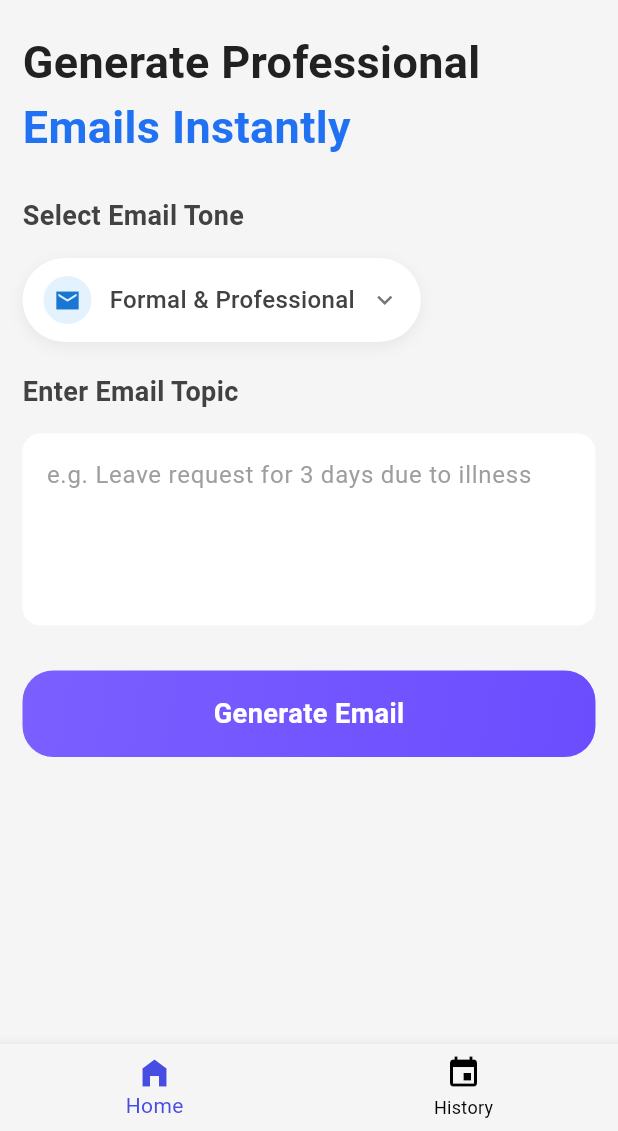
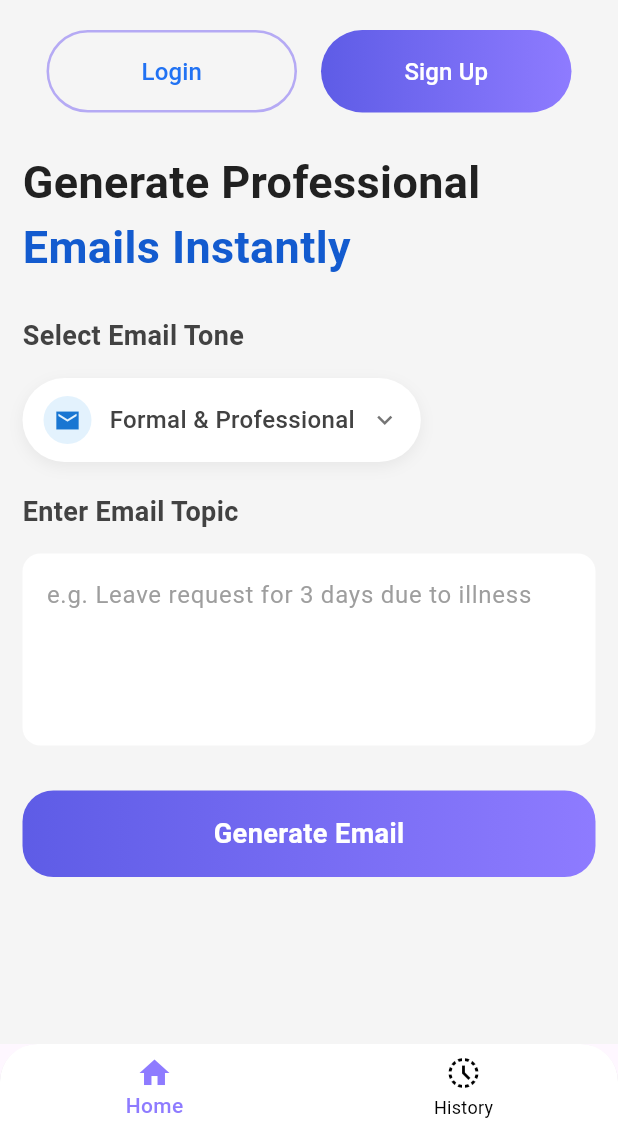
Before and after one commit to thizkavinda25/MailMuse-AI-Flutter-Gemini-, a Flutter app: the screen it shows after launch, on a phone screen of 412 x 824 dp, the part 105-1236 px from its top. Run offline on Flutter 3.47's test engine with Material 3 defaults, Android fonts, the phone set to English and light mode, and no system bars; our stand-ins replace flutter_dotenv, google_fonts, logger, lottie, share_plus.

Commit message:
auth screens setup

```diff
--- a/lib/constants/app_colors.dart
+++ b/lib/core/constants/app_colors.dart
@@ -11,7 +11,11 @@ class AppColors {
   static const Color subTextColor = Color.fromARGB(255, 100, 143, 235);
   static const Color circleAvatarBackground = Color.fromRGBO(227, 242, 253, 1);
   static const Color bottomNavSelectColor = Color.fromARGB(255, 72, 77, 225);
-
   static const Color black = Colors.black;
 
+  static const LinearGradient buttonGradient = LinearGradient(
+    begin: Alignment.centerLeft,
+    end: Alignment.centerRight,
+    colors: [Color(0xFF5E5CE6), Color(0xFF8E7BFF)],
+  );
 }
--- a/lib/widgets/custom_app_bar.dart
+++ b/lib/core/widgets/custom_app_bar.dart
@@ -1,7 +1,7 @@
 import 'package:flutter/material.dart';
 import 'package:google_fonts/google_fonts.dart';
 import 'package:lottie/lottie.dart';
-import 'package:mail_muse/constants/app_colors.dart';
+import 'package:mail_muse/core/constants/app_colors.dart';
 
 class CustomAppBar extends StatelessWidget {
   const CustomAppBar({super.key});
--- a/lib/widgets/custom_button.dart
+++ b/lib/core/widgets/custom_button.dart
@@ -1,6 +1,6 @@
 import 'package:flutter/material.dart';
 import 'package:google_fonts/google_fonts.dart';
-import 'package:mail_muse/constants/app_colors.dart';
+import 'package:mail_muse/core/constants/app_colors.dart';
 
 class CustomButton extends StatelessWidget {
   final String text;
@@ -18,11 +18,7 @@ class CustomButton extends StatelessWidget {
         width: double.infinity,
         height: screenHeight * 0.07,
         decoration: BoxDecoration(
-          gradient: LinearGradient(
-            colors: [Color(0xFF7C5FFF), Color(0xFF6B4DFF)],
-            begin: Alignment.topLeft,
-            end: Alignment.bottomRight,
-          ),
+          gradient: AppColors.buttonGradient,
           borderRadius: BorderRadius.circular(screenWidth * 0.05),
         ),
         child: Center(
--- a/lib/widgets/home_header_text.dart
+++ b/lib/core/widgets/home_header_text.dart
@@ -25,7 +25,7 @@ class HomeHeaderText extends StatelessWidget {
           style: GoogleFonts.roboto(
             fontSize: fontSize,
             fontWeight: FontWeight.w600,
-            color: const Color.fromARGB(255, 33, 114, 243),
+            color: const Color.fromARGB(255, 19, 91, 207),
           ),
         ),
       ],
--- a/lib/widgets/popup_menu.dart
+++ b/lib/core/widgets/popup_menu.dart
@@ -1,8 +1,8 @@
 import 'package:flutter/material.dart';
 import 'package:google_fonts/google_fonts.dart';
-import 'package:mail_muse/constants/app_colors.dart';
+import 'package:mail_muse/core/constants/app_colors.dart';
 import 'package:provider/provider.dart';
-import '../providers/email_provider.dart';
+import '../../providers/email_provider.dart';
 
 class PopupMenu extends StatelessWidget {
   const PopupMenu({super.key});
--- a/lib/widgets/bottom_row_buttons.dart
+++ b/lib/core/widgets/top_row_buttons.dart
@@ -1,15 +1,16 @@
 import 'package:flutter/material.dart';
+import 'package:mail_muse/core/constants/app_colors.dart';
 
-class BottomRowButtons extends StatefulWidget {
-  final VoidCallback? onClear;
-  final VoidCallback? onShare;
-  const BottomRowButtons({super.key, this.onClear, this.onShare});
+class TopRowButtons extends StatefulWidget {
+  final VoidCallback? onLogin;
+  final VoidCallback? onSignin;
+  const TopRowButtons({super.key, this.onLogin, this.onSignin});
 
   @override
-  State<BottomRowButtons> createState() => _BottomRowButtonsState();
+  State<TopRowButtons> createState() => _TopRowButtonsState();
 }
 
-class _BottomRowButtonsState extends State<BottomRowButtons> {
+class _TopRowButtonsState extends State<TopRowButtons> {
   @override
   Widget build(BuildContext context) {
     final screenWidth = MediaQuery.of(context).size.width;
@@ -24,20 +25,20 @@ class _BottomRowButtonsState extends State<BottomRowButtons> {
         children: [
           Expanded(
             child: OutlinedButton.icon(
-              onPressed: widget.onClear,
-              icon: const Icon(Icons.delete_outline, color: Color(0xFF4A5568)),
+              onPressed: widget.onLogin,
+
               label: Text(
-                'Clear',
+                'Login',
                 style: TextStyle(
-                  color: const Color(0xFF4A5568),
+                  color: const Color.fromARGB(255, 33, 114, 243),
                   fontSize: fontSize,
                 ),
               ),
               style: OutlinedButton.styleFrom(
                 padding: EdgeInsets.symmetric(vertical: verticalPadding),
                 side: const BorderSide(
-                  color: Color.fromARGB(255, 207, 207, 212),
-                  width: 1.5,
+                  color: Color.fromARGB(90, 65, 33, 243),
+                  width: 1.7,
                 ),
                 shape: RoundedRectangleBorder(
                   borderRadius: BorderRadius.circular(30),
@@ -49,21 +50,14 @@ class _BottomRowButtonsState extends State<BottomRowButtons> {
           Expanded(
             child: Container(
               decoration: BoxDecoration(
-                gradient: const LinearGradient(
-                  colors: [
-                    Color.fromARGB(255, 95, 73, 218),
-                    Color.fromARGB(255, 76, 130, 229),
-                  ],
-                  begin: Alignment.topLeft,
-                  end: Alignment.bottomRight,
-                ),
+                gradient: AppColors.buttonGradient,
                 borderRadius: BorderRadius.circular(30),
               ),
               child: ElevatedButton.icon(
-                onPressed: widget.onShare,
-                icon: const Icon(Icons.share, color: Colors.white),
+                onPressed: widget.onSignin,
+
                 label: Text(
-                  'Share',
+                  'Sign Up',
                   style: TextStyle(color: Colors.white, fontSize: fontSize),
                 ),
                 style: ElevatedButton.styleFrom(
--- a/lib/main.dart
+++ b/lib/main.dart
@@ -1,6 +1,6 @@
 import 'package:flutter/material.dart';
 import 'package:flutter_dotenv/flutter_dotenv.dart';
-import 'package:mail_muse/screens/splash_screen.dart';
+import 'package:mail_muse/screens/splash/splash_screen.dart';
 import 'package:provider/provider.dart';
 import 'package:mail_muse/providers/email_provider.dart';
 
--- /dev/null
+++ b/lib/main_body.dart
@@ -0,0 +1,57 @@
+import 'package:flutter/material.dart';
+import 'package:mail_muse/core/constants/app_colors.dart';
+import 'package:mail_muse/screens/history/history_screen.dart';
+import 'package:mail_muse/screens/home/home_screen.dart';
+
+class MainBody extends StatefulWidget {
+  const MainBody({super.key});
+
+  @override
+  State<MainBody> createState() => _MainBodyState();
+}
+
+class _MainBodyState extends State<MainBody> {
+  int currentIndex = 0;
+  final List<Widget> pages = [HomeScreen(), HistoryScreen()];
+  @override
+  Widget build(BuildContext context) {
+    return Scaffold(
+      bottomNavigationBar: ClipRRect(
+        borderRadius: BorderRadiusGeometry.only(
+          topLeft: Radius.circular(25),
+          topRight: Radius.circular(25),
+        ),
+        child: BottomNavigationBar(
+          selectedItemColor: AppColors.buttonGradient.colors.last,
+          unselectedItemColor: AppColors.black,
+          backgroundColor: AppColors.primary,
+          currentIndex: currentIndex,
+
+          selectedLabelStyle: TextStyle(
+            fontSize: 14,
+            fontWeight: FontWeight.w500,
+          ),
+          onTap: (value) {
+            setState(() {
+              currentIndex = value;
+            });
+          },
+          items: [
+            BottomNavigationBarItem(
+              icon: Icon(Icons.home_filled),
+              label: 'Home',
+
+              activeIcon: Icon(Icons.home),
+            ),
+            BottomNavigationBarItem(
+              icon: Icon(Icons.history_toggle_off),
+              label: 'History',
+              activeIcon: Icon(Icons.history),
+            ),
+          ],
+        ),
+      ),
+      body: pages[currentIndex],
+    );
+  }
+}
--- a/lib/providers/email_provider.dart
+++ b/lib/providers/email_provider.dart
@@ -1,6 +1,6 @@
 import 'package:flutter/material.dart';
 import 'package:mail_muse/services/groq_service.dart';
-import 'package:mail_muse/utils/custom_dialogs.dart';
+import 'package:mail_muse/core/utils/custom_dialogs.dart';
 import 'package:share_plus/share_plus.dart';
 
 class EmailProvider extends ChangeNotifier {
--- a/lib/screens/history_screen.dart
+++ b/lib/screens/history/history_screen.dart
@@ -1,5 +1,5 @@
 import 'package:flutter/material.dart';
-import 'package:mail_muse/constants/app_colors.dart';
+import 'package:mail_muse/core/constants/app_colors.dart';
 
 class HistoryScreen extends StatefulWidget {
   const HistoryScreen({super.key});
@@ -12,7 +12,7 @@ class _HistoryScreenState extends State<HistoryScreen> {
   @override
   Widget build(BuildContext context) {
     return Scaffold(
-      backgroundColor: AppColors.primary,
+      backgroundColor: AppColors.background,
       body: Center(child: Text('This page is under development')),
     );
   }
--- a/lib/screens/home_screen.dart
+++ b/lib/screens/home/home_screen.dart
@@ -2,14 +2,18 @@ import 'package:flutter/material.dart';
 import 'package:flutter/services.dart';
 import 'package:google_fonts/google_fonts.dart';
 import 'package:lottie/lottie.dart';
-import 'package:mail_muse/constants/app_colors.dart';
-import 'package:mail_muse/widgets/bottom_row_buttons.dart';
+import 'package:mail_muse/core/constants/app_colors.dart';
+import 'package:mail_muse/core/utils/custom_routes.dart';
+import 'package:mail_muse/core/widgets/bottom_row_buttons.dart';
+import 'package:mail_muse/core/widgets/top_row_buttons.dart';
+import 'package:mail_muse/screens/auth/login_screen.dart';
+import 'package:mail_muse/screens/auth/signup_screen.dart';
 import 'package:provider/provider.dart';
-import 'package:mail_muse/widgets/custom_app_bar.dart';
-import 'package:mail_muse/widgets/custom_button.dart';
-import 'package:mail_muse/widgets/home_header_text.dart';
-import 'package:mail_muse/widgets/popup_menu.dart';
-import '../providers/email_provider.dart';
+import 'package:mail_muse/core/widgets/custom_app_bar.dart';
+import 'package:mail_muse/core/widgets/custom_button.dart';
+import 'package:mail_muse/core/widgets/home_header_text.dart';
+import 'package:mail_muse/core/widgets/popup_menu.dart';
+import '../../providers/email_provider.dart';
 
 class HomeScreen extends StatefulWidget {
   const HomeScreen({super.key});
@@ -44,6 +48,11 @@ class _HomeScreenState extends State<HomeScreen> {
               child: Column(
                 crossAxisAlignment: CrossAxisAlignment.start,
                 children: [
+                  TopRowButtons(
+                    onLogin: () => CustomRoutes.push(context, LoginScreen()),
+                    onSignin: () => CustomRoutes.push(context, SignupScreen()),
+                  ),
+                  SizedBox(height: 25),
                   const HomeHeaderText(),
                   SizedBox(height: 25),
                   _subText('Select Email Tone'),
--- a/lib/screens/main_body.dart
+++ /dev/null
@@ -1,45 +0,0 @@
-import 'package:flutter/material.dart';
-import 'package:mail_muse/constants/app_colors.dart';
-import 'package:mail_muse/screens/history_screen.dart';
-import 'package:mail_muse/screens/home_screen.dart';
-
-class MainBody extends StatefulWidget {
-  const MainBody({super.key});
-
-  @override
-  State<MainBody> createState() => _MainBodyState();
-}
-
-class _MainBodyState extends State<MainBody> {
-  int currentIndex = 0;
-  final List<Widget> pages = [HomeScreen(), HistoryScreen()];
-  @override
-  Widget build(BuildContext context) {
-    return Scaffold(
-      bottomNavigationBar: BottomNavigationBar(
-        selectedItemColor: AppColors.bottomNavSelectColor,
-        unselectedItemColor: AppColors.black,
-        backgroundColor: AppColors.background,
-        currentIndex: currentIndex,
-        onTap: (value) {
-          setState(() {
-            currentIndex = value;
-          });
-        },
-        items: [
-          BottomNavigationBarItem(
-            icon: Icon(Icons.home),
-            label: 'Home',
-            activeIcon: Icon(Icons.home_filled),
-          ),
-          BottomNavigationBarItem(
-            icon: Icon(Icons.event),
-            label: 'History',
-            activeIcon: Icon(Icons.history),
-          ),
-        ],
-      ),
-      body: pages[currentIndex],
-    );
-  }
-}
--- a/lib/screens/splash_screen.dart
+++ b/lib/screens/splash/splash_screen.dart
@@ -1,8 +1,8 @@
 import 'package:flutter/material.dart';
 import 'package:google_fonts/google_fonts.dart';
 import 'package:lottie/lottie.dart';
-import 'package:mail_muse/constants/app_colors.dart';
-import 'package:mail_muse/screens/main_body.dart';
+import 'package:mail_muse/core/constants/app_colors.dart';
+import 'package:mail_muse/main_body.dart';
 
 class SplashScreen extends StatefulWidget {
   const SplashScreen({super.key});
```
Also changed, not shown: lib/core/utils/custom_routes.dart (added, +23 -0 lines), lib/core/widgets/bottom_row_buttons.dart (added, +79 -0 lines), lib/screens/auth/login_screen.dart (added, +20 -0 lines), lib/screens/auth/signup_screen.dart (added, +20 -0 lines), lib/core/utils/custom_dialogs.dart (renamed from lib/utils/custom_dialogs.dart).
